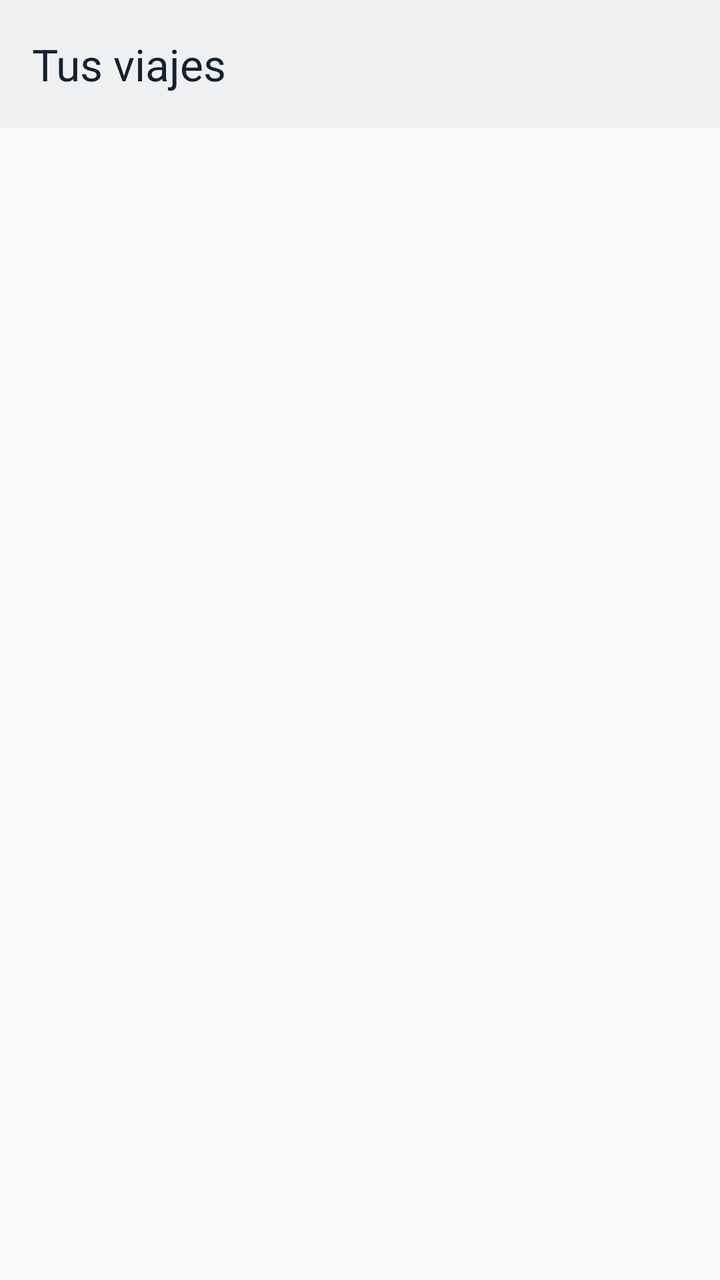
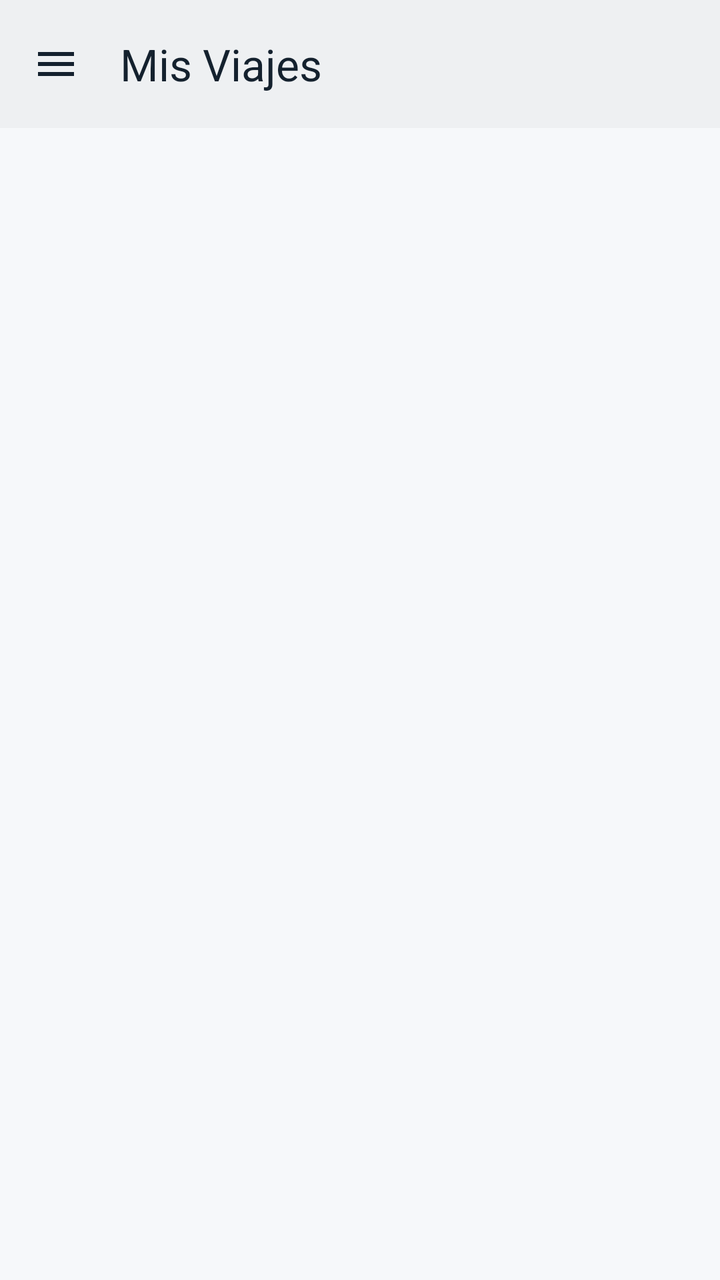

Two renders of the same Android screen: before a commit and after it. Below are the layout's source before the change and the commit's diff.
<!-- AndroidManifest.xml: application theme Theme.Drivo -->
<!-- res/layout/fragment_viajes.xml -->
<?xml version="1.0" encoding="utf-8"?>
<LinearLayout xmlns:android="http://schemas.android.com/apk/res/android"
    xmlns:app="http://schemas.android.com/apk/res-auto"
    android:layout_width="match_parent"
    android:layout_height="match_parent"
    android:background="?android:attr/colorBackground"
    android:orientation="vertical">

    <com.google.android.material.appbar.MaterialToolbar
        android:id="@+id/toolbar"
        android:layout_width="match_parent"
        android:layout_height="?attr/actionBarSize"
        android:background="?attr/colorSurface"
        android:elevation="2dp"
        app:title="@string/viajes_title"
        app:titleTextColor="?attr/colorOnSurface" />

    <ScrollView
        android:layout_width="match_parent"
        android:layout_height="match_parent">

        <LinearLayout
            android:id="@+id/container_trips"
            android:layout_width="match_parent"
            android:layout_height="wrap_content"
            android:orientation="vertical"
            android:padding="16dp" />
    </ScrollView>
</LinearLayout>
<!-- resources referenced by this layout -->
<resources>
  <string name="viajes_title">Tus viajes</string>
  <style name="Theme.Drivo" parent="Theme.Material3.DayNight.NoActionBar">
          <item name="colorPrimary">@color/drivo_primary</item>
          <item name="colorOnPrimary">@color/drivo_on_primary</item>
          <item name="colorPrimaryContainer">@color/drivo_primary_container</item>
          <item name="colorOnPrimaryContainer">@color/drivo_on_primary_container</item>
  
          <item name="colorSecondary">@color/drivo_secondary</item>
          <item name="colorOnSecondary">@color/drivo_on_secondary</item>
          <item name="colorSecondaryContainer">@color/drivo_secondary_container</item>
          <item name="colorOnSecondaryContainer">@color/drivo_on_secondary_container</item>
  
          <item name="android:colorBackground">@color/drivo_background</item>
          <item name="colorOnBackground">@color/drivo_on_background</item>
          <item name="colorSurface">@color/drivo_surface</item>
          <item name="colorOnSurface">@color/drivo_on_surface</item>
          <item name="colorSurfaceVariant">@color/drivo_surface_variant</item>
          <item name="colorOnSurfaceVariant">@color/drivo_on_surface_variant</item>
          <item name="colorOutline">@color/drivo_outline</item>
  
          <item name="colorError">@color/drivo_error</item>
          <item name="colorOnError">@color/drivo_on_error</item>
      </style>
  <color name="drivo_primary">#0F2C4C</color>
  <color name="drivo_on_primary">#FFFFFF</color>
  <color name="drivo_primary_container">#D5E3F7</color>
  <color name="drivo_on_primary_container">#0F2C4C</color>
  <color name="drivo_secondary">#B08D2B</color>
  <color name="drivo_on_secondary">#FFFFFF</color>
  <color name="drivo_secondary_container">#F3E4C0</color>
  <color name="drivo_on_secondary_container">#4A3900</color>
  <color name="drivo_background">#F6F8FA</color>
  <color name="drivo_on_background">#14212E</color>
  <color name="drivo_surface">#FFFFFF</color>
  <color name="drivo_on_surface">#14212E</color>
  <color name="drivo_surface_variant">#EEF2F6</color>
  <color name="drivo_on_surface_variant">#55677A</color>
  <color name="drivo_outline">#D6DEE6</color>
  <color name="drivo_error">#B3261E</color>
  <color name="drivo_on_error">#FFFFFF</color>
</resources>

<!-- the commit's change to res/layout/fragment_viajes.xml (unified diff, before → after) -->
@@ -12,8 +12,21 @@
         android:layout_height="?attr/actionBarSize"
         android:background="?attr/colorSurface"
         android:elevation="2dp"
+        app:navigationIcon="@drawable/ic_menu"
+        app:navigationIconTint="?attr/colorOnSurface"
         app:title="@string/viajes_title"
         app:titleTextColor="?attr/colorOnSurface" />
+
+    <TextView
+        android:id="@+id/text_empty"
+        android:layout_width="match_parent"
+        android:layout_height="wrap_content"
+        android:layout_marginTop="48dp"
+        android:gravity="center"
+        android:text="@string/viajes_empty"
+        android:textColor="?attr/colorOnSurfaceVariant"
+        android:textSize="14sp"
+        android:visibility="gone" />
 
     <ScrollView
         android:layout_width="match_parent"
<!-- resource entries referenced after the edit -->
@@ -1,6 +1,17 @@
 <!-- resources referenced by this layout -->
 <resources>
-  <string name="viajes_title">Tus viajes</string>
+  <!-- drawable ic_menu (drawable) -->
+  <vector xmlns:android="http://schemas.android.com/apk/res/android"
+      android:width="24dp"
+      android:height="24dp"
+      android:viewportWidth="24"
+      android:viewportHeight="24">
+      <path
+          android:fillColor="#FF000000"
+          android:pathData="M3,6h18v2H3V6zM3,11h18v2H3v-2zM3,16h18v2H3v-2z" />
+  </vector>
+  <string name="viajes_empty">Aún no tienes viajes</string>
+  <string name="viajes_title">Mis Viajes</string>
   <style name="Theme.Drivo" parent="Theme.Material3.DayNight.NoActionBar">
           <item name="colorPrimary">@color/drivo_primary</item>
           <item name="colorOnPrimary">@color/drivo_on_primary</item>
